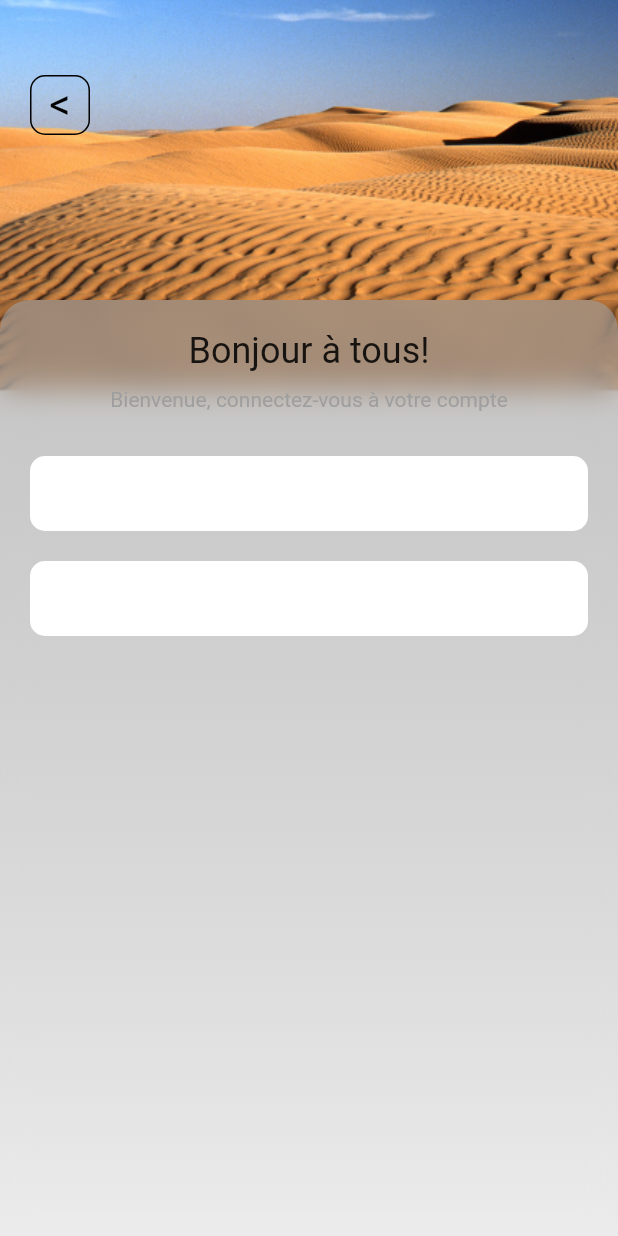
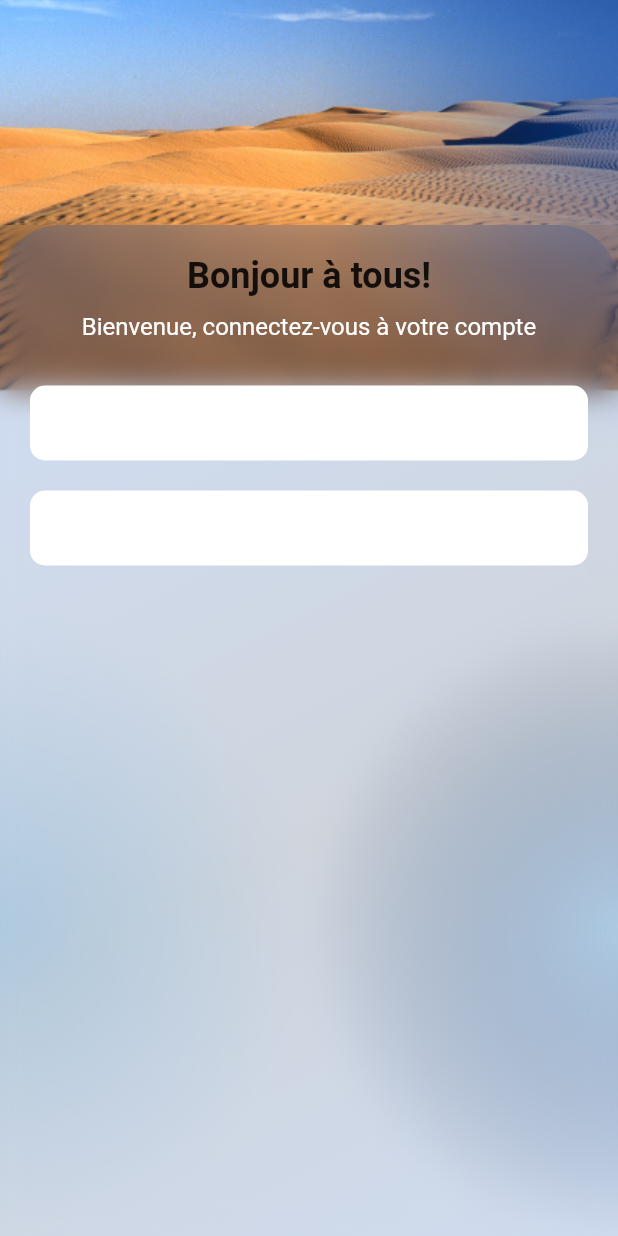
Before and after one commit to mohamedhabibmsahel/TravelApp, a Flutter app: the LoginView screen opened by its route, on a phone screen of 412 x 824 dp. Run offline on Flutter 3.47's test engine with Material 2 defaults, Android fonts, the phone set to English and light mode, and no system bars; our stand-ins replace dots_indicator, get, google_fonts, pin_code_fields, shared_preferences; accounts and stored records are empty.

Commit message:
making changes in the background widget

```diff
--- a/my_travel_app/lib/main.dart
+++ b/my_travel_app/lib/main.dart
@@ -18,7 +18,7 @@ Future<void> main() async {
 
   runApp(GetMaterialApp(
     initialBinding: InitialBindings(),
-    home: token != null && token ?   const LoginView() :  OnBoardingScreen(),
+    home: token != null && token ?  OnBoardingScreen() :  OnBoardingScreen(),
     getPages: [
       GetPage(name: '/onBoardingScreen', page: () => OnBoardingScreen(),binding: BindingsBuilder.put(() => OnBoardingController()) ),
       GetPage(name: '/LoginView', page: () =>  const LoginView(),binding: BindingsBuilder.put(() => LoginController())),
--- a/my_travel_app/lib/views/login_View.dart
+++ b/my_travel_app/lib/views/login_View.dart
@@ -510,19 +510,20 @@ class LoginView extends StatelessWidget {
               backgroundColor: Colors.white,
               body: MainTemplateWidget(
                 imageUrl: 'assets/images/topBackground.png',
-                gradiantColors: null,
+                gradiantColors:  [Color.fromRGBO(8, 86, 208, 1).withOpacity(0.2),Color.fromRGBO(20, 45, 84, 0.14).withOpacity(0.2),Color.fromRGBO(8, 86, 208, 1).withOpacity(0.2)],
+                includeBackButton: false,
                 child: Column(
                   children: [
                     const Align(
                         alignment: Alignment.center,
                         child: Text('Bonjour à tous!',
-                            style: TextStyle(fontSize: 24))),
+                            style: TextStyle(fontSize: 24,fontWeight: FontWeight.bold))),
                     const SizedBox(height: 10),
                     const Align(
                         alignment: Alignment.center,
                         child: Text('Bienvenue, connectez-vous à votre compte',
                             style:
-                                TextStyle(fontSize: 14, color: Colors.grey))),
+                                TextStyle(fontSize: 16, color: Colors.white))),
                     const SizedBox(height: 30),
                     Container(
                       decoration: const BoxDecoration(
--- a/my_travel_app/lib/views/widget/background_opaque.dart
+++ b/my_travel_app/lib/views/widget/background_opaque.dart
@@ -1,6 +1,4 @@
 import 'dart:ui';
-
-import 'package:flutter/cupertino.dart';
 import 'package:flutter/material.dart';
 
 class MainTemplateWidget extends StatelessWidget {
@@ -13,8 +11,13 @@ class MainTemplateWidget extends StatelessWidget {
 
   @override
   Widget build(BuildContext context) {
+
     return LayoutBuilder(
-      builder: (_, constraint) => Stack(
+
+        builder: (BuildContext context, BoxConstraints constraint) {
+          final double width = constraint.maxWidth;
+          final double height = constraint.maxHeight;
+          return Stack(
             children: [
               Positioned(
                 top: 0,
@@ -34,23 +37,97 @@ class MainTemplateWidget extends StatelessWidget {
                     child: Container(
                       width: 40,
                       height: 40,
-                  decoration: BoxDecoration(borderRadius: const BorderRadius.all(Radius.circular(10)), border: Border.all(color: Colors.black)),
-                  child: const Center(child: Text('<', style: TextStyle(fontSize: 28, color: Colors.black))),
+                      decoration: BoxDecoration(
+                          borderRadius: const BorderRadius.all(
+                              Radius.circular(10)),
+                          border: Border.all(color: Colors.black)),
+                      child: const Center(child: Text('<',
+                          style: TextStyle(fontSize: 28, color: Colors.black))),
                     ),
                   ),
                 ),
               Positioned(
-            top: 200,
+                left: width / 2,
+                top: -width * 0.8,
+                child: Opacity(
+                  opacity: 0.58,
+                  child: Container(
+                    width: width,
+                    height: height,
+                    decoration: BoxDecoration(
+                      borderRadius: BorderRadius.circular(width * 0.1),
+                      gradient: RadialGradient(
+                        center: Alignment.center,
+                        radius: 0.5,
+                        colors: [
+                          Color(0xFF0856D0),
+                          Color.fromRGBO(8, 86, 208, 0),
+                        ],
+                      ),
+                    ),
+                  ),
+                ),
+              ),
+              Positioned(
+                left: width / 2,
+                top: width / 2,
+                child: Opacity(
+                  opacity: 0.58,
+                  child: Container(
+                    width: width,
+                    height: height,
+                    decoration: BoxDecoration(
+                      borderRadius: BorderRadius.circular(width * 0.1),
+                      gradient: RadialGradient(
+                        center: Alignment.center,
+                        radius: 0.5,
+                        colors: [
+                          Color(0xFFB7E3FE),
+                          Color.fromRGBO(20, 45, 84, 0),
+                        ],
+                      ),
+                    ),
+                  ),
+                ),
+              ),
+              Positioned(
+                right: width / 2,
+                top: width / 2,
+                child: Opacity(
+                  opacity: 0.58,
+                  child: Container(
+                    width: width,
+                    height: height,
+                    decoration: BoxDecoration(
+                      borderRadius: BorderRadius.circular(width * 0.1),
+                      gradient: RadialGradient(
+                        center: Alignment.center,
+                        radius: 0.5,
+                        colors: [
+                          Color(0xFFB7E3FE),
+                          Color.fromRGBO(183, 227, 254, 0),
+                        ],
+                      ),
+                    ),
+                  ),
+                ),
+              ),
+              Positioned(
+                top: 150,
                 child: ClipRect(
                   child: BackdropFilter(
-                filter: ImageFilter.blur(sigmaX: 10.0, sigmaY: 10.0, tileMode: TileMode.decal),
+                    filter: ImageFilter.blur(
+                        sigmaX: 10.0, sigmaY: 10.0, tileMode: TileMode.decal),
                     child: Container(
                       decoration: BoxDecoration(
-                    borderRadius: const BorderRadius.only(topLeft: Radius.circular(20), topRight: Radius.circular(20)),
+                        borderRadius: const BorderRadius.only(
+                            topLeft: Radius.circular(40),
+                            topRight: Radius.circular(40)),
                         gradient: LinearGradient(
-                      colors: gradiantColors ?? [Colors.grey.withOpacity(0.6), Colors.white.withOpacity(0.9)],
-                      begin: Alignment.topCenter,
-                      end: Alignment.bottomCenter,
+                          colors: gradiantColors ?? [Colors.grey.withOpacity(
+                              0.6), Colors.white.withOpacity(0.9)],
+                          begin: Alignment.topLeft,
+                          end: Alignment.bottomRight,
                         ),
                       ),
                       height: constraint.maxHeight,
@@ -64,7 +141,8 @@ class MainTemplateWidget extends StatelessWidget {
                 ),
               ),
             ],
-      ),
+          );
+        }
     );
   }
 }
```
Lines whose indentation alone changed are shown as unchanged.
